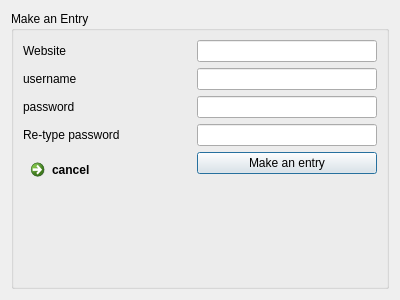
The window that makeentrydialog.ui (UdbhavU/PasswordManager) describes before a commit, drawn with Qt 5.
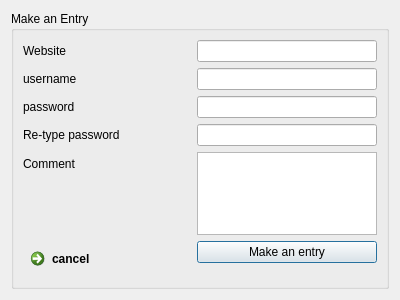
The same window after the commit.

What changed in the file:
```diff
--- a/makeentrydialog.ui
+++ b/makeentrydialog.ui
@@ -62,20 +62,30 @@
           </property>
          </widget>
         </item>
-        <item row="4" column="1">
+        <item row="6" column="1">
          <widget class="QPushButton" name="pushButton">
           <property name="text">
            <string>Make an entry</string>
           </property>
          </widget>
         </item>
-        <item row="4" column="0">
+        <item row="6" column="0">
          <widget class="QCommandLinkButton" name="commandLinkButton">
           <property name="text">
            <string>cancel</string>
           </property>
          </widget>
         </item>
+        <item row="5" column="1">
+         <widget class="QPlainTextEdit" name="comment"/>
+        </item>
+        <item row="5" column="0">
+         <widget class="QLabel" name="label_5">
+          <property name="text">
+           <string>Comment</string>
+          </property>
+         </widget>
+        </item>
        </layout>
       </item>
      </layout>
```
Left out of the diff: 10 changed lines with no effect on the pictures.
